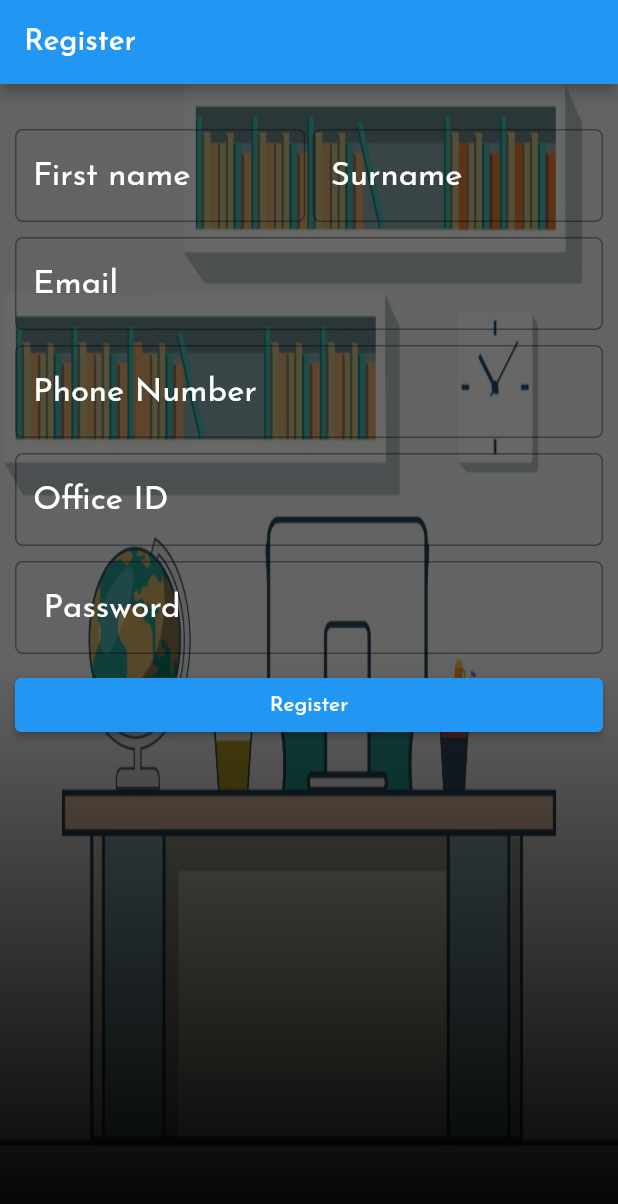
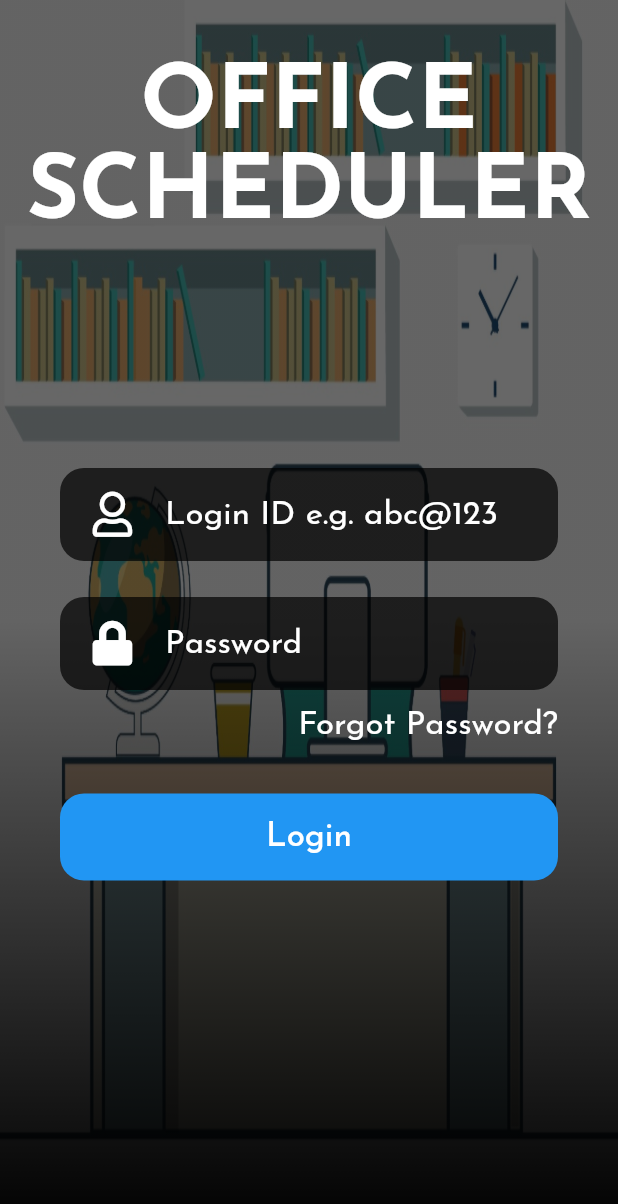
Before and after one commit to vaishnavikpatil/office_schedular, a Flutter app: the screen it shows after launch, on a phone screen of 412 x 824 dp. Shown: the top 1204 px of the screen. Run offline on Flutter 3.47's test engine with Material 2 defaults, Android fonts, the phone set to English and light mode, and no system bars; our stand-ins replace firebase_core, font_awesome_flutter, google_fonts; accounts and stored records are empty.

Commit message:
sixth commit

```diff
--- a/lib/app_screens/groups_screen.dart
+++ b/lib/app_screens/groups_screen.dart
@@ -1,3 +1,4 @@
+
 import 'package:flutter/material.dart';
 
 class Groups extends StatefulWidget {
@@ -15,6 +16,7 @@ class  GroupsState extends State<Groups> {
         backgroundColor: Colors.teal,
         title: Text('Groups'),
       ) ,
+
     );
   }
 }
--- a/lib/app_screens/login_screen.dart
+++ b/lib/app_screens/login_screen.dart
@@ -10,8 +10,7 @@ class LoginPage extends StatelessWidget {
     return Stack(
       children: [
         BackgroundImage(),
-        SingleChildScrollView(
-          child: Scaffold(
+        Scaffold(
             backgroundColor: Colors.transparent,
             body: SafeArea(
               child: Column(
@@ -88,7 +87,6 @@ class LoginPage extends StatelessWidget {
               ),
             ),
           ),
-        ),
       ],
     );
   }
--- a/lib/main.dart
+++ b/lib/main.dart
@@ -1,6 +1,7 @@
 import 'package:flutter/material.dart'  show Colors, MaterialApp, ThemeData, WidgetsFlutterBinding, runApp;
-import 'package:office_schedular/app_screens/register_screen.dart';
-import './app_screens/login_screen.dart';
+import 'package:flutter/material.dart';
+import 'package:firebase_core/firebase_core.dart';
+import 'package:office_schedular/app_screens/login_screen.dart';
 import 'package:google_fonts/google_fonts.dart' show GoogleFonts;
 void main()
 async{
@@ -8,13 +9,46 @@ async{
   runApp(
       MaterialApp(
         debugShowCheckedModeBanner: false,
-        home: Register(),
+        home: App(),
         theme: ThemeData(
           textTheme:
           GoogleFonts.josefinSansTextTheme(),
             primaryColor: Colors.teal,
-            accentColor: Colors.tealAccent,
         ),
       )
   );
 }
+
+class App extends StatefulWidget {
+  // Create the initialization Future outside of `build`:
+  @override
+  _AppState createState() => _AppState();
+}
+
+class _AppState extends State<App> {
+  /// The future is part of the state of our widget. We should not call `initializeApp`
+  /// directly inside [build].
+  final Future<FirebaseApp> _initialization = Firebase.initializeApp();
+
+  @override
+  Widget build(BuildContext context) {
+    return FutureBuilder(
+      // Initialize FlutterFire:
+      future: _initialization,
+      builder: (context, snapshot) {
+        // Check for errors
+        if (snapshot.hasError) {
+          return Center(child: Text('connection error'),);
+        }
+
+        // Once complete, show your application
+        if (snapshot.connectionState == ConnectionState.done) {
+          return LoginPage();
+        }
+
+        // Otherwise, show something whilst waiting for initialization to complete
+        return Center(child: Text('loading'),);
+      },
+    );
+  }
+}
--- a/pubspec.yaml
+++ b/pubspec.yaml
@@ -25,9 +25,13 @@ dependencies:
     sdk: flutter
 
 
+
   # The following adds the Cupertino Icons font to your application.
   # Use with the CupertinoIcons class for iOS style icons.
   cupertino_icons: ^1.0.2
+  firebase_auth: ^3.1.3
+  cloud_firestore: ^2.5.3
+  firebase_core: ^1.7.0
 
   font_awesome_flutter: ^9.1.0
   google_fonts: ^2.0.0
```
Also changed, not shown: pubspec.lock, 1 other file.
